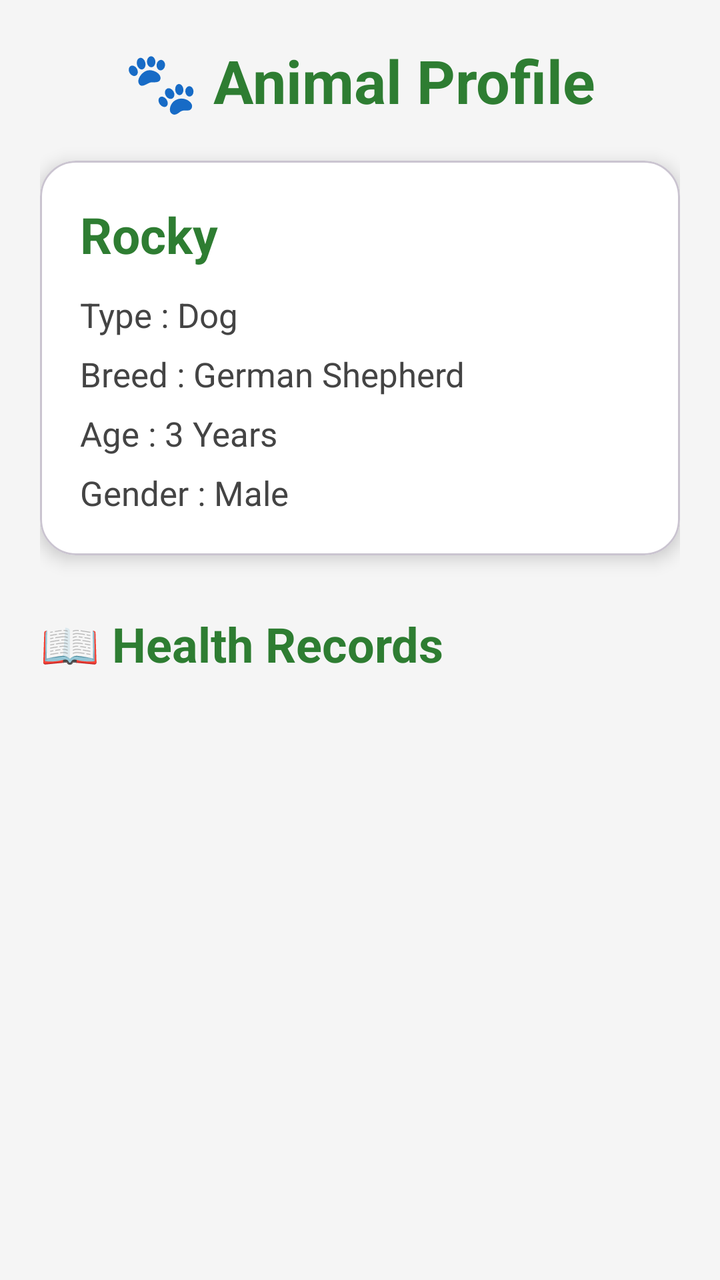
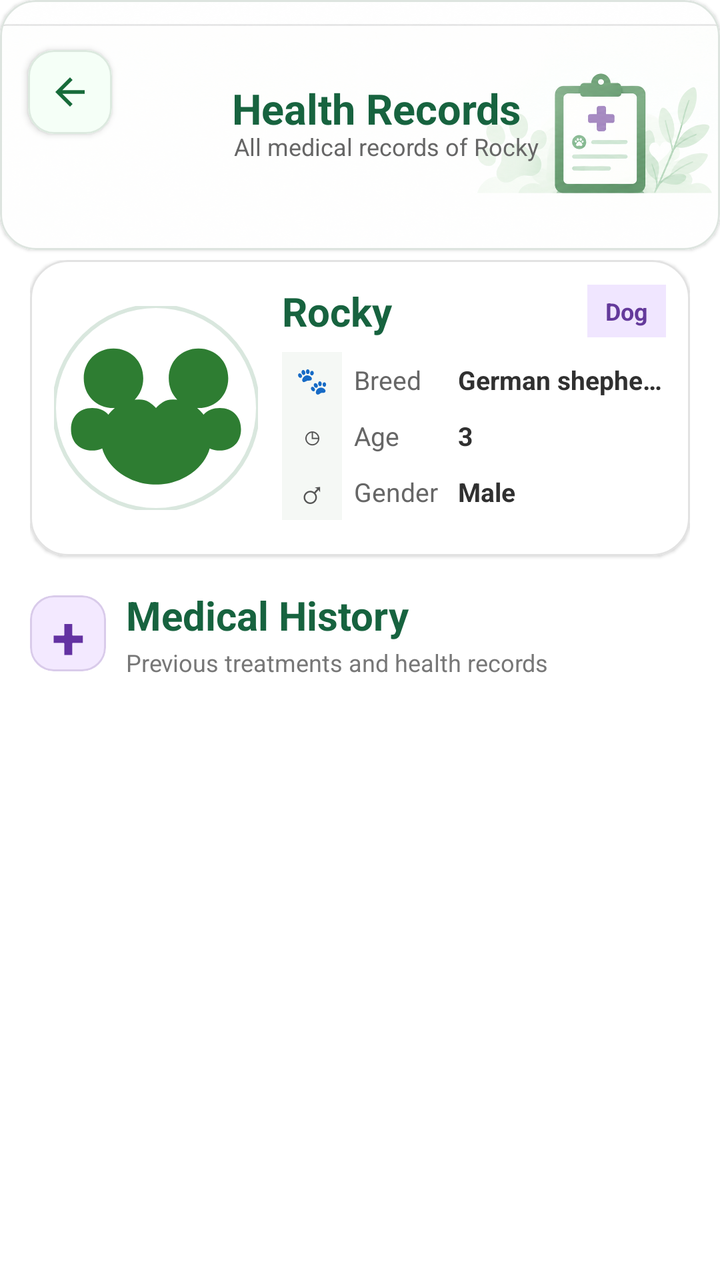

Two renders of the same Android screen: before a commit and after it. Below are the layout's source before the change and the commit's diff.
<!-- AndroidManifest.xml: application theme Theme.VetConnect -->
<!-- res/layout/activity_animal_profile.xml -->
<?xml version="1.0" encoding="utf-8"?>
<ScrollView xmlns:android="http://schemas.android.com/apk/res/android"
    xmlns:app="http://schemas.android.com/apk/res-auto"
    android:layout_width="match_parent"
    android:layout_height="match_parent"
    android:background="#F5F5F5">

    <LinearLayout
        android:layout_width="match_parent"
        android:layout_height="wrap_content"
        android:orientation="vertical"
        android:padding="20dp">

        

        <TextView
            android:layout_width="wrap_content"
            android:layout_height="wrap_content"
            android:text="🐾 Animal Profile"
            android:textSize="30sp"
            android:textStyle="bold"
            android:textColor="#2E7D32"
            android:layout_gravity="center"
            android:layout_marginBottom="20dp" />

        

        <com.google.android.material.card.MaterialCardView
            android:layout_width="match_parent"
            android:layout_height="wrap_content"
            app:cardCornerRadius="18dp"
            app:cardElevation="5dp"
            app:cardBackgroundColor="#FFFFFF">

            <LinearLayout
                android:layout_width="match_parent"
                android:layout_height="wrap_content"
                android:orientation="vertical"
                android:padding="20dp">

                

                <TextView
                    android:id="@+id/txtAnimalName"
                    android:layout_width="wrap_content"
                    android:layout_height="wrap_content"
                    android:text="Rocky"
                    android:textSize="25sp"
                    android:textStyle="bold"
                    android:textColor="#2E7D32" />

                

                <TextView
                    android:id="@+id/txtAnimalType"
                    android:layout_width="wrap_content"
                    android:layout_height="wrap_content"
                    android:text="Type : Dog"
                    android:textSize="17sp"
                    android:textColor="#444444"
                    android:layout_marginTop="12dp" />

                

                <TextView
                    android:id="@+id/txtBreed"
                    android:layout_width="wrap_content"
                    android:layout_height="wrap_content"
                    android:text="Breed : German Shepherd"
                    android:textSize="17sp"
                    android:textColor="#444444"
                    android:layout_marginTop="7dp" />

                

                <TextView
                    android:id="@+id/txtAge"
                    android:layout_width="wrap_content"
                    android:layout_height="wrap_content"
                    android:text="Age : 3 Years"
                    android:textSize="17sp"
                    android:textColor="#444444"
                    android:layout_marginTop="7dp" />

                

                <TextView
                    android:id="@+id/txtGender"
                    android:layout_width="wrap_content"
                    android:layout_height="wrap_content"
                    android:text="Gender : Male"
                    android:textSize="17sp"
                    android:textColor="#444444"
                    android:layout_marginTop="7dp" />

            </LinearLayout>

        </com.google.android.material.card.MaterialCardView>


        

        <TextView
            android:layout_width="wrap_content"
            android:layout_height="wrap_content"
            android:text="📖 Health Records"
            android:textSize="24sp"
            android:textStyle="bold"
            android:textColor="#2E7D32"
            android:layout_marginTop="28dp"
            android:layout_marginBottom="10dp" />


        

        <TextView
            android:id="@+id/tvNoRecords"
            android:layout_width="match_parent"
            android:layout_height="wrap_content"
            android:text="No health records available"
            android:textSize="16sp"
            android:textColor="#777777"
            android:gravity="center"
            android:padding="25dp"
            android:visibility="gone" />


        

        <androidx.recyclerview.widget.RecyclerView
            android:id="@+id/recyclerMedicalRecords"
            android:layout_width="match_parent"
            android:layout_height="wrap_content"
            android:nestedScrollingEnabled="false"
            android:clipToPadding="false"
            android:paddingBottom="20dp" />

    </LinearLayout>

</ScrollView>
<!-- resources referenced by this layout -->
<resources>
  <style name="Theme.VetConnect" parent="Base.Theme.VetConnect" />
  <style name="Base.Theme.VetConnect" parent="Theme.Material3.DayNight.NoActionBar">
  
          <item name="android:statusBarColor">@android:color/transparent</item>
  
          <item name="android:windowLightStatusBar">true</item>
  
      </style>
</resources>

<!-- the commit's change to res/layout/activity_animal_profile.xml (unified diff, before → after) -->
@@ -1,140 +1,411 @@
 <?xml version="1.0" encoding="utf-8"?>
-<ScrollView xmlns:android="http://schemas.android.com/apk/res/android"
+<FrameLayout
+    xmlns:android="http://schemas.android.com/apk/res/android"
     xmlns:app="http://schemas.android.com/apk/res-auto"
     android:layout_width="match_parent"
     android:layout_height="match_parent"
-    android:background="#F5F5F5">
-
-    <LinearLayout
+    android:background="#FFFFFF">
+
+    
+
+    <com.google.android.material.card.MaterialCardView
+        android:id="@+id/headerCard"
         android:layout_width="match_parent"
-        android:layout_height="wrap_content"
-        android:orientation="vertical"
-        android:padding="20dp">
-
-        
-
-        <TextView
-            android:layout_width="wrap_content"
-            android:layout_height="wrap_content"
-            android:text="🐾 Animal Profile"
-            android:textSize="30sp"
-            android:textStyle="bold"
-            android:textColor="#2E7D32"
-            android:layout_gravity="center"
-            android:layout_marginBottom="20dp" />
-
-        
-
-        <com.google.android.material.card.MaterialCardView
+        android:layout_height="125dp"
+        android:layout_marginTop="0dp"
+        app:cardBackgroundColor="#FFFFFF"
+        app:cardCornerRadius="18dp"
+        app:cardElevation="1dp"
+        app:strokeColor="#DDE4DF"
+        app:strokeWidth="1dp">
+
+        <FrameLayout
+            android:layout_width="match_parent"
+            android:layout_height="match_parent">
+
+            
+            <ImageView
+                android:id="@+id/headerBackground"
+                android:layout_width="match_parent"
+                android:layout_height="match_parent"
+                android:scaleType="centerCrop"
+                android:src="@drawable/health_records_header" />
+
+            
+            <View
+                android:layout_width="match_parent"
+                android:layout_height="match_parent"
+                android:background="#30FFFFFF" />
+
+            
+
+            <com.google.android.material.card.MaterialCardView
+                android:layout_width="42dp"
+                android:layout_height="42dp"
+                android:layout_marginStart="14dp"
+                android:layout_marginTop="25dp"
+                app:cardBackgroundColor="#F5FFF7"
+                app:cardCornerRadius="13dp"
+                app:cardElevation="2dp"
+                app:strokeColor="#DCE9DF"
+                app:strokeWidth="1dp">
+
+                <androidx.appcompat.widget.AppCompatImageView
+                    android:id="@+id/btnBack"
+                    android:layout_width="match_parent"
+                    android:layout_height="match_parent"
+                    android:padding="10dp"
+                    android:contentDescription="Back"
+                    app:srcCompat="@drawable/ic_arrow_back_green" />
+
+            </com.google.android.material.card.MaterialCardView>
+
+
+            
+
+>
+
+
+            
+
+            <TextView
+                android:layout_width="wrap_content"
+                android:layout_height="wrap_content"
+                android:layout_marginStart="116dp"
+                android:layout_marginTop="40dp"
+                android:text="Health Records"
+                android:textColor="#17633F"
+                android:textSize="21sp"
+                android:textStyle="bold" />
+
+            
+
+            <TextView
+                android:id="@+id/tvHeaderSubtitle"
+                android:layout_width="wrap_content"
+                android:layout_height="wrap_content"
+                android:layout_marginStart="117dp"
+                android:layout_marginTop="65dp"
+                android:maxLines="1"
+                android:ellipsize="end"
+                android:text="All medical records of Rocky"
+                android:textColor="#666666"
+                android:textSize="12sp" />
+
+        </FrameLayout>
+
+    </com.google.android.material.card.MaterialCardView>
+
+
+    
+
+    <ScrollView
+        android:layout_width="match_parent"
+        android:layout_height="match_parent"
+        android:layout_marginTop="130dp"
+        android:fillViewport="true"
+        android:clipToPadding="false"
+        android:paddingBottom="30dp"
+        android:scrollbars="none">
+
+        <LinearLayout
             android:layout_width="match_parent"
             android:layout_height="wrap_content"
-            app:cardCornerRadius="18dp"
-            app:cardElevation="5dp"
-            app:cardBackgroundColor="#FFFFFF">
+            android:orientation="vertical"
+            android:paddingStart="15dp"
+            android:paddingEnd="15dp">
+
+
+            
+
+            <com.google.android.material.card.MaterialCardView
+                android:layout_width="match_parent"
+                android:layout_height="148dp"
+                app:cardBackgroundColor="#FFFFFF"
+                app:cardCornerRadius="19dp"
+                app:cardElevation="1dp"
+                app:strokeColor="#E2E2E2"
+                app:strokeWidth="1dp">
+
+                <LinearLayout
+                    android:layout_width="match_parent"
+                    android:layout_height="match_parent"
+                    android:orientation="horizontal"
+                    android:padding="12dp">
+
+
+                    
+
+                    <com.google.android.material.imageview.ShapeableImageView
+                        android:id="@+id/ivAnimalPhoto"
+                        android:layout_width="102dp"
+                        android:layout_height="102dp"
+                        android:layout_gravity="center_vertical"
+                        android:scaleType="centerCrop"
+                        android:src="@drawable/ic_animal_placeholder"
+                        app:shapeAppearanceOverlay="@style/CircleImageShape"
+                        app:strokeColor="#D9E7DE"
+                        app:strokeWidth="2dp" />
+
+
+                    
+
+                    <LinearLayout
+                        android:layout_width="0dp"
+                        android:layout_height="match_parent"
+                        android:layout_weight="1"
+                        android:layout_marginStart="12dp"
+                        android:orientation="vertical">
+
+
+                        
+
+                        <LinearLayout
+                            android:layout_width="match_parent"
+                            android:layout_height="wrap_content"
+                            android:gravity="center_vertical"
+                            android:orientation="horizontal">
+
+                            <TextView
+                                android:id="@+id/txtAnimalName"
+                                android:layout_width="0dp"
+                                android:layout_height="wrap_content"
+                                android:layout_weight="1"
+                                android:maxLines="1"
+                                android:ellipsize="end"
+                                android:text="Rocky"
+                                android:textColor="#17633F"
+                                android:textSize="20sp"
+                                android:textStyle="bold" />
+
+                            <TextView
+                                android:id="@+id/txtAnimalType"
+                                android:layout_width="wrap_content"
+                                android:layout_height="wrap_content"
+                                android:background="#F0E6FF"
+                                android:paddingStart="9dp"
+                                android:paddingEnd="9dp"
+                                android:paddingTop="5dp"
+                                android:paddingBottom="5dp"
+                                android:text="Dog"
+                                android:textColor="#643A9B"
+                                android:textSize="12sp"
+                                android:textStyle="bold" />
+
+                        </LinearLayout>
+
+
+                        
+
+                        <LinearLayout
+                            android:layout_width="match_parent"
+                            android:layout_height="28dp"
+                            android:layout_marginTop="7dp"
+                            android:gravity="center_vertical"
+                            android:orientation="horizontal">
+
+                            <TextView
+                                android:layout_width="30dp"
+                                android:layout_height="match_parent"
+                                android:background="#F5F8F5"
+                                android:gravity="center"
+                                android:text="🐾"
+                                android:textSize="13sp" />
+
+                            <TextView
+                                android:layout_width="52dp"
+                                android:layout_height="wrap_content"
+                                android:layout_marginStart="6dp"
+                                android:text="Breed"
+                                android:textColor="#666666"
+                                android:textSize="13sp" />
+
+                            <TextView
+                                android:id="@+id/txtBreed"
+                                android:layout_width="0dp"
+                                android:layout_height="wrap_content"
+                                android:layout_weight="1"
+                                android:maxLines="1"
+                                android:ellipsize="end"
+                                android:text="German shepherd"
+                                android:textColor="#303030"
+                                android:textSize="13sp"
+                                android:textStyle="bold" />
+
+                        </LinearLayout>
+
+
+                        
+
+                        <LinearLayout
+                            android:layout_width="match_parent"
+                            android:layout_height="28dp"
+                            android:gravity="center_vertical"
+                            android:orientation="horizontal">
+
+                            <TextView
+                                android:layout_width="30dp"
+                                android:layout_height="match_parent"
+                                android:background="#F5F8F5"
+                                android:gravity="center"
+                                android:text="◷"
+                                android:textColor="#555555"
+                                android:textSize="16sp" />
+
+                            <TextView
+                                android:layout_width="52dp"
+                                android:layout_height="wrap_content"
+                                android:layout_marginStart="6dp"
+                                android:text="Age"
+                                android:textColor="#666666"
+                                android:textSize="13sp" />
+
+                            <TextView
+                                android:id="@+id/txtAge"
+                                android:layout_width="0dp"
+                                android:layout_height="wrap_content"
+                                android:layout_weight="1"
+                                android:text="3"
+                                android:textColor="#303030"
+                                android:textSize="13sp"
+                                android:textStyle="bold" />
+
+                        </LinearLayout>
+
+
+                        
+
+                        <LinearLayout
+                            android:layout_width="match_parent"
+                            android:layout_height="28dp"
+                            android:gravity="center_vertical"
+                            android:orientation="horizontal">
+
+                            <TextView
+                                android:layout_width="30dp"
+                                android:layout_height="match_parent"
+                                android:background="#F5F8F5"
+                                android:gravity="center"
+                                android:text="♂"
+                                android:textColor="#555555"
+                                android:textSize="16sp" />
+
+                            <TextView
+                                android:layout_width="52dp"
+                                android:layout_height="wrap_content"
+                                android:layout_marginStart="6dp"
+                                android:text="Gender"
+                                android:textColor="#666666"
+                                android:textSize="13sp" />
+
+                            <TextView
+                                android:id="@+id/txtGender"
+                                android:layout_width="0dp"
+                                android:layout_height="wrap_content"
+                                android:layout_weight="1"
+                                android:text="Male"
+                                android:textColor="#303030"
+                                android:textSize="13sp"
+                                android:textStyle="bold" />
+
+                        </LinearLayout>
+
+                    </LinearLayout>
+
+                </LinearLayout>
+
+            </com.google.android.material.card.MaterialCardView>
+
+
+            
 
             <LinearLayout
                 android:layout_width="match_parent"
                 android:layout_height="wrap_content"
-                android:orientation="vertical"
-                android:padding="20dp">
+                android:layout_marginTop="16dp"
+                android:gravity="center_vertical"
+                android:orientation="horizontal">
+
 
                 
 
-                <TextView
-                    android:id="@+id/txtAnimalName"
-                    android:layout_width="wrap_content"
+                <com.google.android.material.card.MaterialCardView
+                    android:layout_width="38dp"
+                    android:layout_height="38dp"
+                    app:cardBackgroundColor="#F3E9FF"
+                    app:cardCornerRadius="12dp"
+                    app:cardElevation="0dp"
+                    app:strokeColor="#D9CBEA"
+                    app:strokeWidth="1dp">
+
+                    <TextView
+                        android:layout_width="match_parent"
+                        android:layout_height="match_parent"
+                        android:gravity="center"
+                        android:text="+"
+                        android:textColor="#6332A2"
+                        android:textSize="30sp"
+                        android:textStyle="bold" />
+
+                </com.google.android.material.card.MaterialCardView>
+
+
+                <LinearLayout
+                    android:layout_width="0dp"
                     android:layout_height="wrap_content"
-                    android:text="Rocky"
-                    android:textSize="25sp"
-                    android:textStyle="bold"
-                    android:textColor="#2E7D32" />
-
-                
-
-                <TextView
-                    android:id="@+id/txtAnimalType"
-                    android:layout_width="wrap_content"
-                    android:layout_height="wrap_content"
-                    android:text="Type : Dog"
-                    android:textSize="17sp"
-                    android:textColor="#444444"
-                    android:layout_marginTop="12dp" />
-
-                
-
-                <TextView
-                    android:id="@+id/txtBreed"
-                    android:layout_width="wrap_content"
-                    android:layout_height="wrap_content"
-                    android:text="Breed : German Shepherd"
-                    android:textSize="17sp"
-                    android:textColor="#444444"
-                    android:layout_marginTop="7dp" />
-
-                
-
-                <TextView
-                    android:id="@+id/txtAge"
-                    android:layout_width="wrap_content"
-                    android:layout_height="wrap_content"
-                    android:text="Age : 3 Years"
-                    android:textSize="17sp"
-                    android:textColor="#444444"
-                    android:layout_marginTop="7dp" />
-
-                
-
-                <TextView
-                    android:id="@+id/txtGender"
-                    android:layout_width="wrap_content"
-                    android:layout_height="wrap_content"
-                    android:text="Gender : Male"
-                    android:textSize="17sp"
-                    android:textColor="#444444"
-                    android:layout_marginTop="7dp" />
+                    android:layout_weight="1"
+                    android:layout_marginStart="10dp"
+                    android:orientation="vertical">
+
+                    <TextView
+                        android:layout_width="wrap_content"
+                        android:layout_height="wrap_content"
+                        android:text="Medical History"
+                        android:textColor="#17633F"
+                        android:textSize="20sp"
+                        android:textStyle="bold" />
+
+                    <TextView
+                        android:layout_width="wrap_content"
+                        android:layout_height="wrap_content"
+                        android:layout_marginTop="2dp"
+                        android:text="Previous treatments and health records"
+                        android:textColor="#777777"
+                        android:textSize="12sp" />
+
+                </LinearLayout>
 
             </LinearLayout>
 
-        </com.google.android.material.card.MaterialCardView>
-
-
-        
-
-        <TextView
-            android:layout_width="wrap_content"
-            android:layout_height="wrap_content"
-            android:text="📖 Health Records"
-            android:textSize="24sp"
-            android:textStyle="bold"
-            android:textColor="#2E7D32"
-            android:layout_marginTop="28dp"
-            android:layout_marginBottom="10dp" />
-
-
-        
-
-        <TextView
-            android:id="@+id/tvNoRecords"
-            android:layout_width="match_parent"
-            android:layout_height="wrap_content"
-            android:text="No health records available"
-            android:textSize="16sp"
-            android:textColor="#777777"
-            android:gravity="center"
-            android:padding="25dp"
-            android:visibility="gone" />
-
-
-        
-
-        <androidx.recyclerview.widget.RecyclerView
-            android:id="@+id/recyclerMedicalRecords"
-            android:layout_width="match_parent"
-            android:layout_height="wrap_content"
-            android:nestedScrollingEnabled="false"
-            android:clipToPadding="false"
-            android:paddingBottom="20dp" />
-
-    </LinearLayout>
-
-</ScrollView>
+
+            
+
+            <TextView
+                android:id="@+id/tvNoRecords"
+                android:layout_width="match_parent"
+                android:layout_height="wrap_content"
+                android:layout_marginTop="20dp"
+                android:gravity="center"
+                android:text="No medical records available"
+                android:textColor="#777777"
+                android:textSize="14sp"
+                android:visibility="gone" />
+
+
+            
+
+            <androidx.recyclerview.widget.RecyclerView
+                android:id="@+id/recyclerMedicalRecords"
+                android:layout_width="match_parent"
+                android:layout_height="wrap_content"
+                android:layout_marginTop="10dp"
+                android:nestedScrollingEnabled="false"
+                android:overScrollMode="never"
+                android:clipToPadding="false"
+                android:paddingBottom="20dp" />
+
+        </LinearLayout>
+
+    </ScrollView>
+
+</FrameLayout>
<!-- resource entries referenced after the edit -->
@@ -1,5 +1,37 @@
 <!-- resources referenced by this layout -->
 <resources>
+  <!-- drawable health_records_header: png bitmap (drawable, 923807 bytes) -->
+  <!-- drawable ic_animal_placeholder (drawable) -->
+  <?xml version="1.0" encoding="utf-8"?>
+  <vector
+      xmlns:android="http://schemas.android.com/apk/res/android"
+      android:width="48dp"
+      android:height="48dp"
+      android:viewportWidth="48"
+      android:viewportHeight="48">
+  
+      <path
+          android:fillColor="#2E7D32"
+          android:pathData="M14,24c-4,0 -7,-3 -7,-7s3,-7 7,-7 7,3 7,7 -3,7 -7,7zM34,24c-4,0 -7,-3 -7,-7s3,-7 7,-7 7,3 7,7 -3,7 -7,7zM9,34c-3,0 -5,-2 -5,-5s2,-5 5,-5 5,2 5,5 -2,5 -5,5zM39,34c-3,0 -5,-2 -5,-5s2,-5 5,-5 5,2 5,5 -2,5 -5,5zM24,42c-7,0 -13,-5 -13,-11 0,-5 4,-9 9,-9 2,0 3,1 4,2 1,-1 2,-2 4,-2 5,0 9,4 9,9 0,6 -6,11 -13,11z"/>
+  
+  </vector>
+  <!-- drawable ic_arrow_back_green (drawable) -->
+  <vector
+      xmlns:android="http://schemas.android.com/apk/res/android"
+      android:width="24dp"
+      android:height="24dp"
+      android:viewportWidth="24"
+      android:viewportHeight="24">
+  
+      <path
+          android:fillColor="#176B3A"
+          android:pathData="M20,11L7.83,11L13.42,5.41L12,4L4,12L12,20L13.41,18.59L7.83,13L20,13Z" />
+  
+  </vector>
+  <style name="CircleImageShape">
+          <item name="cornerFamily">rounded</item>
+          <item name="cornerSize">50%</item>
+      </style>
   <style name="Theme.VetConnect" parent="Base.Theme.VetConnect" />
   <style name="Base.Theme.VetConnect" parent="Theme.Material3.DayNight.NoActionBar">
   
